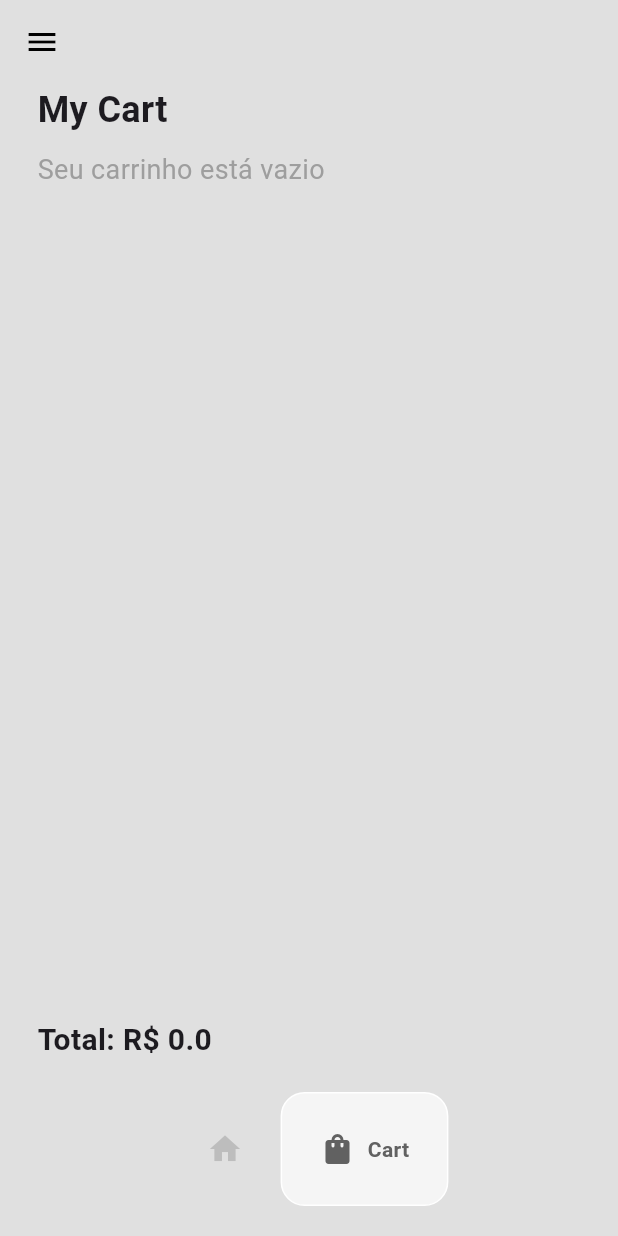
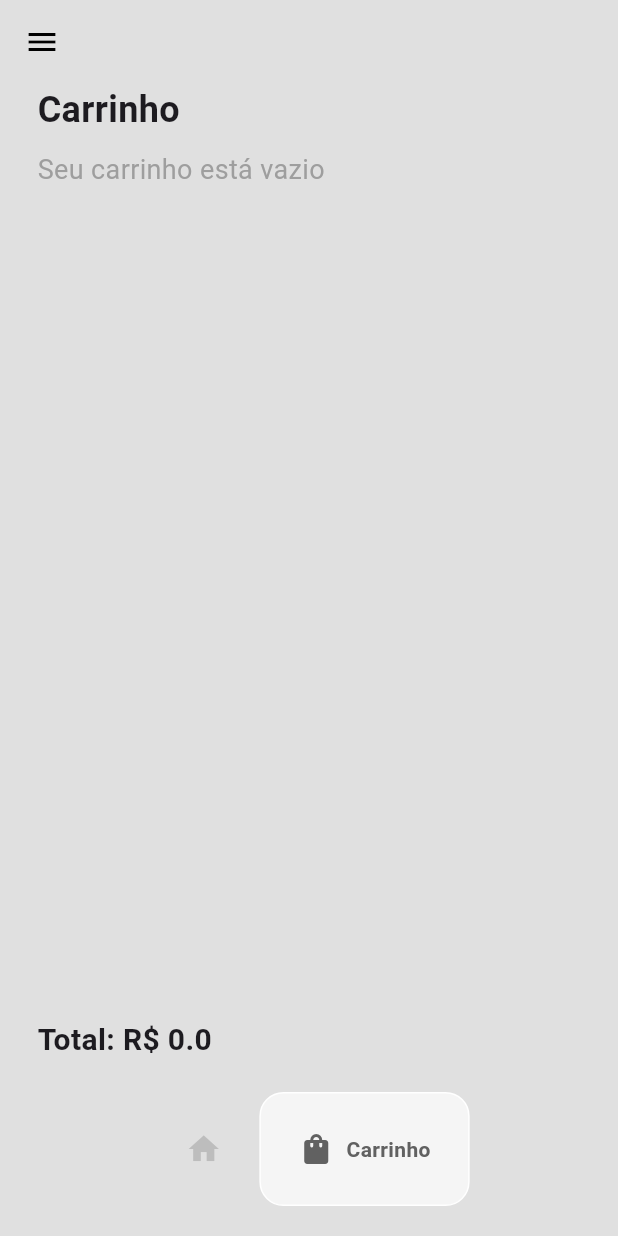
Before and after one commit to LucasPetruci/ecommerce_app, a Flutter app: the HomePage screen opened directly, item 2 of the bottom bar chosen, on a phone screen of 412 x 824 dp. Run offline on Flutter 3.47's test engine with Material 3 defaults, Android fonts, the phone set to English and light mode, and no system bars; drawn by our look-alikes of google_nav_bar; our stand-ins replace flutter_dotenv, go_router.

Commit message:
refactor: rename to portuguese

```diff
--- a/lib/components/bottom_nav_bar.dart
+++ b/lib/components/bottom_nav_bar.dart
@@ -26,7 +26,7 @@ class MyBottomNavBar extends StatelessWidget {
           ),
           GButton(
             icon: Icons.shopping_bag_rounded,
-            text: 'Cart',
+            text: 'Carrinho',
           ),
         ],
       ),
--- a/lib/pages/cart_page.dart
+++ b/lib/pages/cart_page.dart
@@ -18,7 +18,7 @@ class CartPage extends StatelessWidget {
           children: [
             //heading
             const Text(
-              'My Cart',
+              'Carrinho',
               style: TextStyle(
                 fontWeight: FontWeight.bold,
                 fontSize: 24,
```
